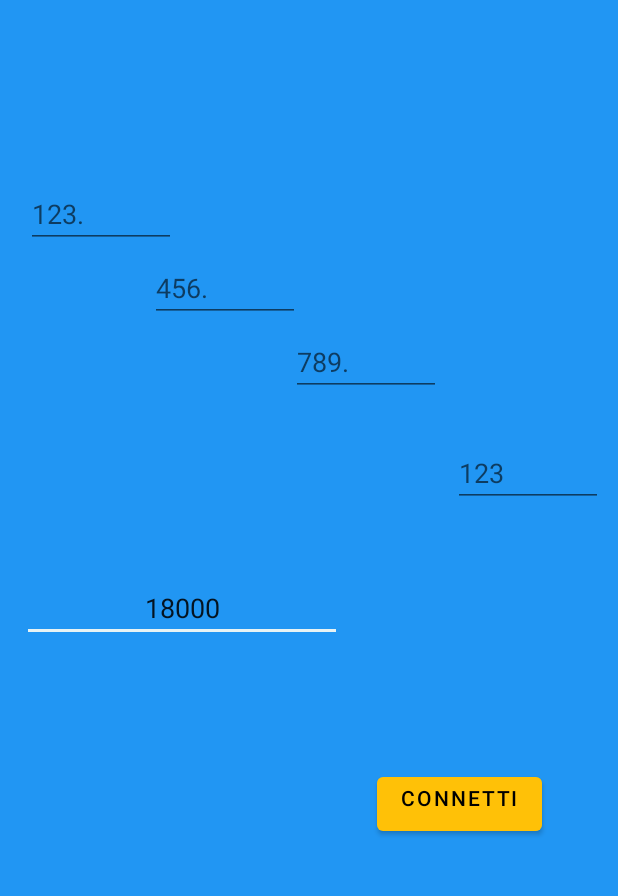
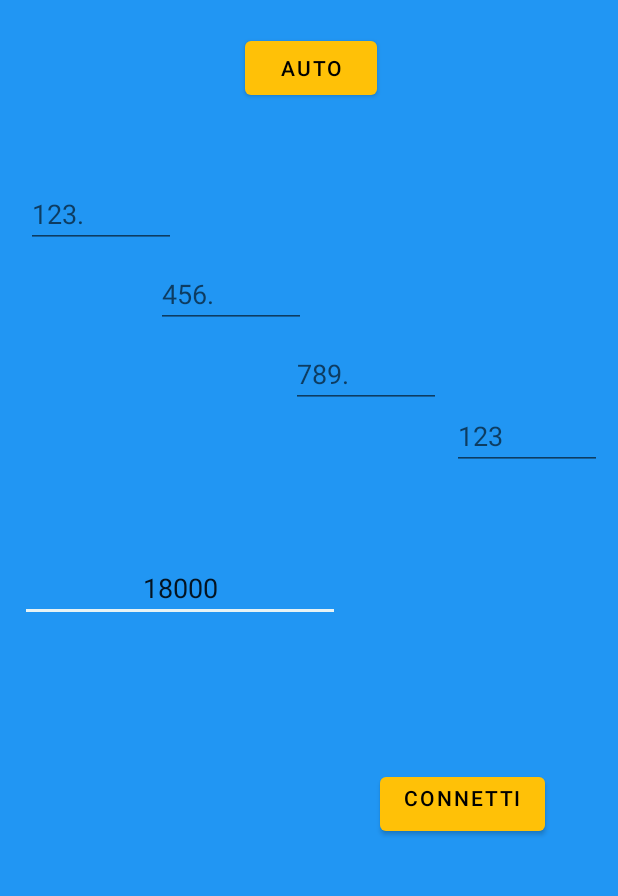
Before and after one commit to P7ngu/LSO, an Android app: the screen it shows after launch (DatiServerActivity), on a phone screen of 412 x 824 dp, the part 270-1166 px from its top. Run offline under Robolectric (Android 15) with nearby library versions, the phone set to English and light mode, and no system bars; Roboto replaces fonts that are not available here.

Commit message:
Button for automatic connection

```diff
--- a/app/src/main/java/com/example/myapplication/DatiServerActivity.java
+++ b/app/src/main/java/com/example/myapplication/DatiServerActivity.java
@@ -10,7 +10,7 @@ import android.widget.Button;
 import android.widget.EditText;
 
 public class DatiServerActivity extends AppCompatActivity {
-    Button sendConnectBTN;
+    Button sendConnectBTN, autoConnectBTN;
     EditText ip1, ip2, ip3, ip4, port;
     Context mContext;
 
@@ -22,11 +22,30 @@ public class DatiServerActivity extends AppCompatActivity {
         mContext=this;
 
         sendConnectBTN=findViewById(R.id.button_connect);
+        autoConnectBTN=findViewById(R.id.auto_connect);
         ip1=findViewById(R.id.editTextNumber_ip1);
         ip2=findViewById(R.id.editTextNumber_ip2);
         ip3=findViewById(R.id.editTextNumber_ip3);
         ip4=findViewById(R.id.editTextNumber_ip4);
         port=findViewById(R.id.editTextNumber_port);
+        String ipPrestabilito="52.236.135.22";
+
+        autoConnectBTN.setOnClickListener(new View.OnClickListener() {
+            @Override
+            public void onClick(View v) {
+                try {
+                    Connection connection = new Connection(ipPrestabilito, port.getText().toString());
+                    Connection.setConnectionData(ipPrestabilito, port.getText().toString());
+                    connection.execute();
+                    CurrentUser.setLastNumber(Client.getLatestNumber()+"");
+                    startActivity(new Intent(mContext, RegisterActivity.class));
+                } catch (Exception e){
+                    PopupController.mostraPopup("Errore", "Errore connessione server", mContext);
+                    e.printStackTrace();
+
+                }
+            }
+        });
 
         sendConnectBTN.setOnClickListener(new View.OnClickListener() {
             @Override
--- a/app/src/main/res/layout/activity_dati_server.xml
+++ b/app/src/main/res/layout/activity_dati_server.xml
@@ -36,6 +36,7 @@
             android:layout_height="wrap_content"
             android:layout_marginStart="16dp"
             android:layout_marginLeft="16dp"
+            android:layout_marginTop="83dp"
             android:layout_marginEnd="185dp"
             android:layout_marginRight="185dp"
             android:layout_marginBottom="216dp"
@@ -45,7 +46,9 @@
             android:text="18000"
             app:layout_constraintBottom_toBottomOf="parent"
             app:layout_constraintEnd_toEndOf="parent"
-            app:layout_constraintStart_toStartOf="parent" />
+            app:layout_constraintHorizontal_bias="1.0"
+            app:layout_constraintStart_toStartOf="parent"
+            app:layout_constraintTop_toBottomOf="@+id/editTextNumber_ip3" />
 
         <EditText
             android:id="@+id/editTextNumber_ip1"
@@ -56,9 +59,11 @@
             android:layout_marginTop="120dp"
             android:layout_marginEnd="185dp"
             android:layout_marginRight="185dp"
+            android:layout_marginBottom="4dp"
             android:ems="10"
             android:hint="123."
             android:inputType="number"
+            app:layout_constraintBottom_toTopOf="@+id/editTextNumber_ip2"
             app:layout_constraintEnd_toEndOf="parent"
             app:layout_constraintHorizontal_bias="0.0"
             app:layout_constraintStart_toStartOf="parent"
@@ -73,11 +78,13 @@
             android:layout_marginTop="4dp"
             android:layout_marginEnd="101dp"
             android:layout_marginRight="101dp"
+            android:layout_marginBottom="176dp"
             android:ems="10"
             android:hint="456."
             android:inputType="number"
+            app:layout_constraintBottom_toTopOf="@+id/editTextNumber_port"
             app:layout_constraintEnd_toEndOf="parent"
-            app:layout_constraintHorizontal_bias="0.0"
+            app:layout_constraintHorizontal_bias="0.036"
             app:layout_constraintStart_toStartOf="parent"
             app:layout_constraintTop_toBottomOf="@+id/editTextNumber_ip1" />
 
@@ -87,7 +94,7 @@
             android:layout_height="wrap_content"
             android:layout_marginStart="194dp"
             android:layout_marginLeft="194dp"
-            android:layout_marginTop="4dp"
+            android:layout_marginTop="8dp"
             android:layout_marginEnd="7dp"
             android:layout_marginRight="7dp"
             android:ems="10"
@@ -111,6 +118,7 @@
             android:text="connetti"
             app:layout_constraintBottom_toBottomOf="parent"
             app:layout_constraintEnd_toEndOf="parent"
+            app:layout_constraintHorizontal_bias="0.375"
             app:layout_constraintStart_toStartOf="parent" />
 
         <EditText
@@ -119,15 +127,30 @@
             android:layout_height="wrap_content"
             android:layout_marginStart="7dp"
             android:layout_marginLeft="7dp"
+            android:layout_marginTop="392dp"
             android:layout_marginEnd="10dp"
             android:layout_marginRight="10dp"
-            android:layout_marginBottom="174dp"
             android:ems="10"
             android:hint="123"
             android:inputType="number"
-            app:layout_constraintBottom_toTopOf="@+id/button_connect"
             app:layout_constraintEnd_toEndOf="parent"
-            app:layout_constraintStart_toEndOf="@+id/editTextNumber_ip3" />
+            app:layout_constraintHorizontal_bias="0.0"
+            app:layout_constraintStart_toEndOf="@+id/editTextNumber_ip3"
+            app:layout_constraintTop_toTopOf="parent" />
+
+        <Button
+            android:id="@+id/auto_connect"
+            android:layout_width="wrap_content"
+            android:layout_height="wrap_content"
+            android:layout_marginStart="160dp"
+            android:layout_marginLeft="160dp"
+            android:layout_marginTop="21dp"
+            android:layout_marginEnd="158dp"
+            android:layout_marginRight="158dp"
+            android:text="auto"
+            app:layout_constraintEnd_toEndOf="parent"
+            app:layout_constraintStart_toStartOf="parent"
+            app:layout_constraintTop_toBottomOf="@+id/imageView" />
 
     </androidx.constraintlayout.widget.ConstraintLayout>
 </androidx.constraintlayout.widget.ConstraintLayout>
```
